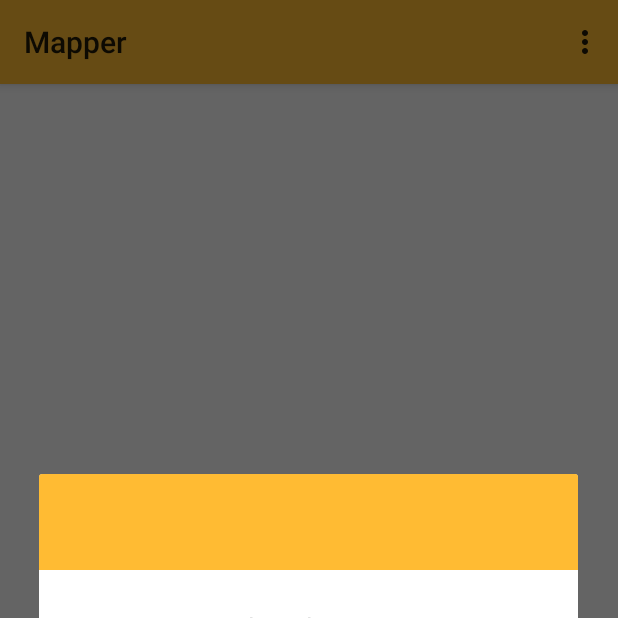
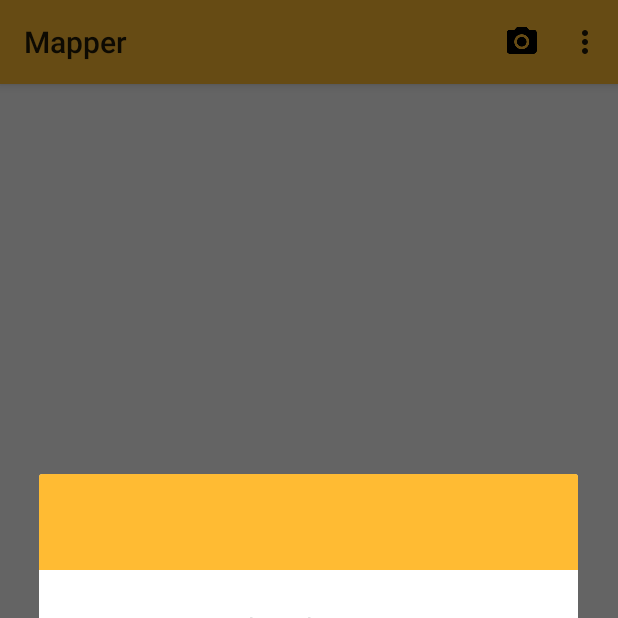
Before and after one commit to stefanogianelli/MapperApp, an Android app: the screen it shows after launch (MainActivity), after a tap on an icon or button, on a phone screen of 412 x 824 dp, the top half of it. Run offline under Robolectric (Android 15) with nearby library versions, the phone set to English and light mode, and no system bars; libraries missing offline, so code that uses them is left out: com.melnykov.fab; 2 statements that could not run were skipped.

Commit message:
Bottone  foto

```diff
--- a/mapper/src/main/res/layout/fragment_dettagli_viaggio.xml
+++ b/mapper/src/main/res/layout/fragment_dettagli_viaggio.xml
@@ -9,7 +9,7 @@
         android:scrollbars="vertical"
         android:layout_width="match_parent"
         android:layout_height="match_parent"
-        android:paddingTop="56dp"
+        android:paddingTop="@dimen/padding_scroll_rv"
         android:clipToPadding="false" />
 
     <com.stefano.andrea.utils.CustomFAB
--- a/mapper/src/main/res/layout/fragment_foto_viaggio.xml
+++ b/mapper/src/main/res/layout/fragment_foto_viaggio.xml
@@ -11,7 +11,7 @@
     android:layout_centerInParent="true"
     android:layout_width="match_parent"
     android:layout_height="match_parent"
-    android:paddingTop="56dp"
+    android:paddingTop="@dimen/padding_scroll_rv"
     android:clipToPadding="false" />
 
 </LinearLayout>
--- a/mapper/src/main/res/menu/menu_main.xml
+++ b/mapper/src/main/res/menu/menu_main.xml
@@ -1,6 +1,16 @@
 <menu xmlns:android="http://schemas.android.com/apk/res/android"
     xmlns:app="http://schemas.android.com/apk/res-auto"
-    xmlns:tools="http://schemas.android.com/tools" tools:context=".MainActivity">
+    xmlns:tools="http://schemas.android.com/tools"
+    xmlns:mapper="http://schemas.android.com/apk/res-auto"
+    tools:context=".MainActivity">
+
     <item android:id="@+id/action_settings" android:title="@string/action_settings"
         android:orderInCategory="100" app:showAsAction="never" />
+
+    <item
+        android:id="@+id/action_aggiungi_foto_main"
+        android:icon="@drawable/ic_photo_camera_black_24dp"
+        mapper:showAsAction="ifRoom"
+        android:title="@string/aggiungi_foto" />
+
 </menu>
--- a/mapper/src/main/res/values/dimens.xml
+++ b/mapper/src/main/res/values/dimens.xml
@@ -10,6 +10,9 @@
     <dimen name="standard_touch_icon_size_min">24dp</dimen>
     <dimen name="standard_touch_icon_margin">8dp</dimen>
     <dimen name="standard_touch_icon_margin_min">12dp</dimen>
+
+    <!-- Scroll RecyclerVIew -->
+    <dimen name="padding_scroll_rv">56dp</dimen>
 
     <!-- FAB -->
     <dimen name="fab_elevation">8dp</dimen>
--- a/mapper/src/main/res/values/strings.xml
+++ b/mapper/src/main/res/values/strings.xml
@@ -8,6 +8,8 @@
     <string name="edit">Modifica</string>
     <string name="action_settings">Impostazioni</string>
     <string name="info">Informazioni</string>
+    <string name="aggiungi_foto">Aggiungi foto</string>
+
 
     <!-- MainActivity -->
     <string name="add_viaggio">Come vuoi intitolare il nuovo viaggio?</string>
```
